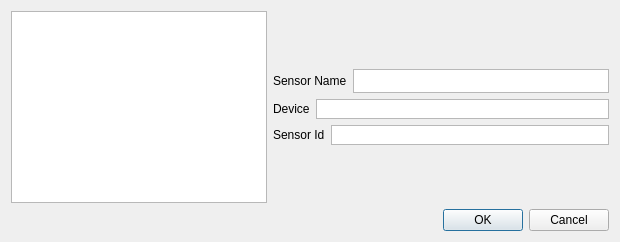
First picture: the form in src/nidas/apps/config/AddSensorDialog.ui, repository NCAR/nidas, before the edit.
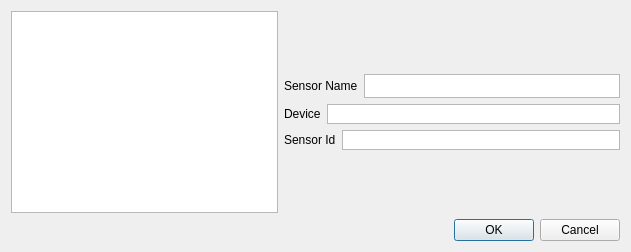
Second picture: the form after the edit. Custom widgets are drawn as their Qt base class.

Commit message: tab changes focus

What changed in the file:
```diff
--- a/src/nidas/apps/config/AddSensorDialog.ui
+++ b/src/nidas/apps/config/AddSensorDialog.ui
@@ -2,6 +2,14 @@
 <ui version="4.0">
  <class>config::AddSensorDialog</class>
  <widget class="QDialog" name="config::AddSensorDialog">
+  <property name="geometry">
+   <rect>
+    <x>0</x>
+    <y>0</y>
+    <width>631</width>
+    <height>252</height>
+   </rect>
+  </property>
   <property name="windowTitle">
    <string>Add Sensor</string>
   </property>
```
Left out of the diff: 6 changed lines with no effect on the pictures.
